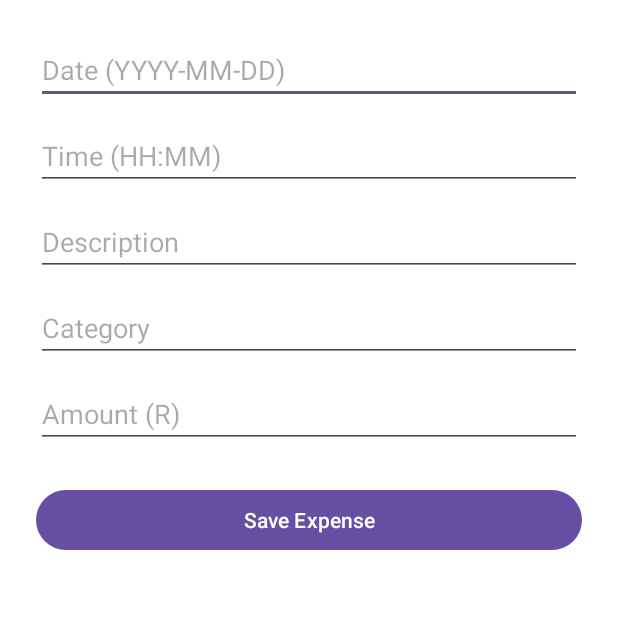
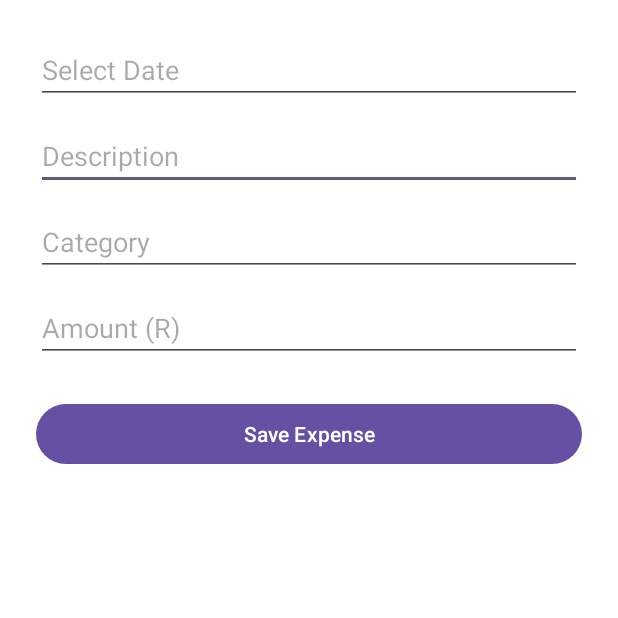
Before and after one commit to ST10028058-Sashiel/PROG7313_POE, an Android app: the AddExpenseActivity screen opened directly, with no data from a screen before it, on a phone screen of 412 x 824 dp, the top half of it. Run offline under Robolectric (Android 15) with nearby library versions, the phone set to English and light mode, and no system bars.

Commit message:
Edited the ExpenseActivity

```diff
--- a/app/src/main/java/com/st10028058/prog7313_part2/data/Expense.kt
+++ b/app/src/main/java/com/st10028058/prog7313_part2/data/Expense.kt
@@ -6,7 +6,6 @@ import androidx.room.PrimaryKey
 data class Expense(
     @PrimaryKey(autoGenerate = true) val id: Int = 0,
     val date: String,
-    val time: String,
     val description: String,
     val category: String,
     val amount: Double,
--- a/app/src/main/res/layout/activity_add_expense.xml
+++ b/app/src/main/res/layout/activity_add_expense.xml
@@ -13,21 +13,13 @@
 
         <EditText
             android:id="@+id/etDate"
-            android:hint="Date (YYYY-MM-DD)"
-            android:inputType="date"
+            android:hint="Select Date"
+            android:focusable="false"
+            android:clickable="true"
+            android:inputType="none"
             android:layout_width="match_parent"
             android:layout_height="wrap_content"
-
-            android:layout_marginBottom="12dp"/>
-
-        <EditText
-            android:id="@+id/etTime"
-            android:hint="Time (HH:MM)"
-            android:inputType="time"
-            android:layout_width="match_parent"
-            android:layout_height="wrap_content"
-
-            android:layout_marginBottom="12dp"/>
+            android:layout_marginBottom="12dp" />
 
         <EditText
             android:id="@+id/etDescription"
@@ -35,7 +27,6 @@
             android:inputType="text"
             android:layout_width="match_parent"
             android:layout_height="wrap_content"
-
             android:layout_marginBottom="12dp"/>
 
         <EditText
@@ -44,7 +35,6 @@
             android:inputType="text"
             android:layout_width="match_parent"
             android:layout_height="wrap_content"
-
             android:layout_marginBottom="12dp"/>
 
         <EditText
@@ -53,7 +43,6 @@
             android:inputType="numberDecimal"
             android:layout_width="match_parent"
             android:layout_height="wrap_content"
-
             android:layout_marginBottom="24dp"/>
 
         <Button
@@ -61,7 +50,6 @@
             android:text="Save Expense"
             android:layout_width="match_parent"
             android:layout_height="wrap_content"
-
             android:textColor="@android:color/white"/>
     </LinearLayout>
 </ScrollView>
```
Also changed, not shown: app/src/main/java/com/st10028058/prog7313_part2/ui/AddExpenseActivity.kt (+27 -4 lines).
